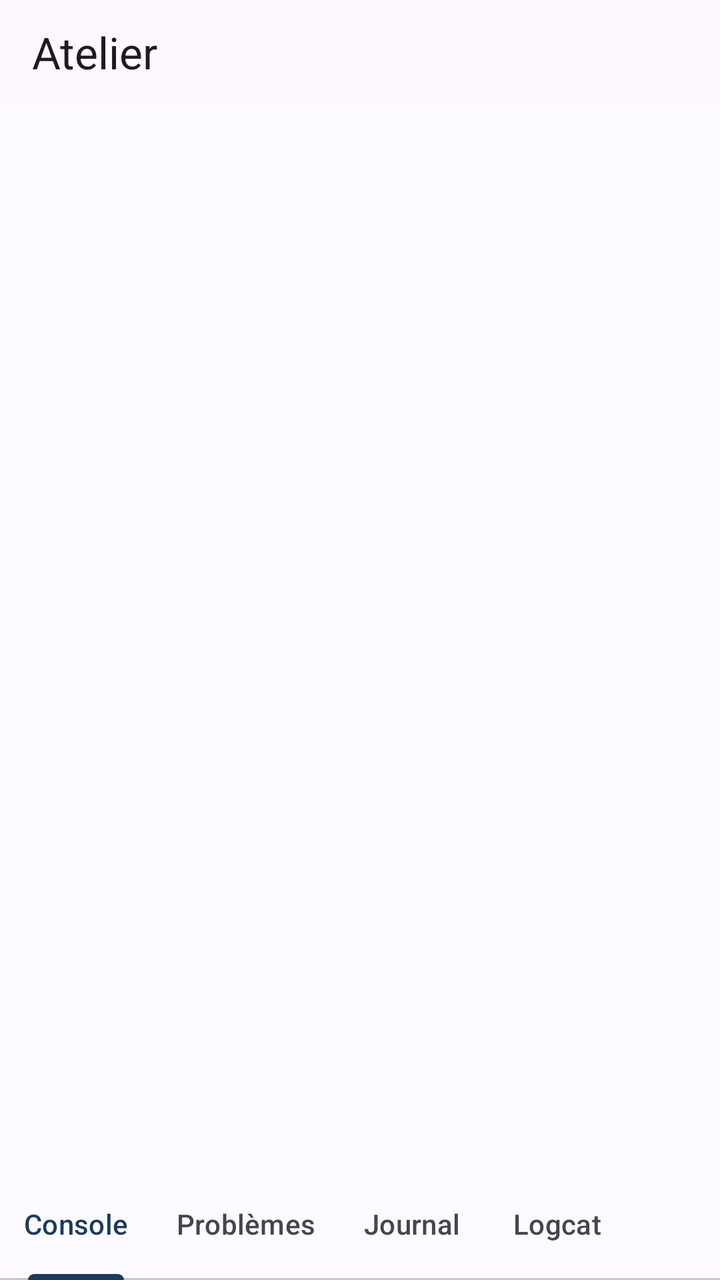
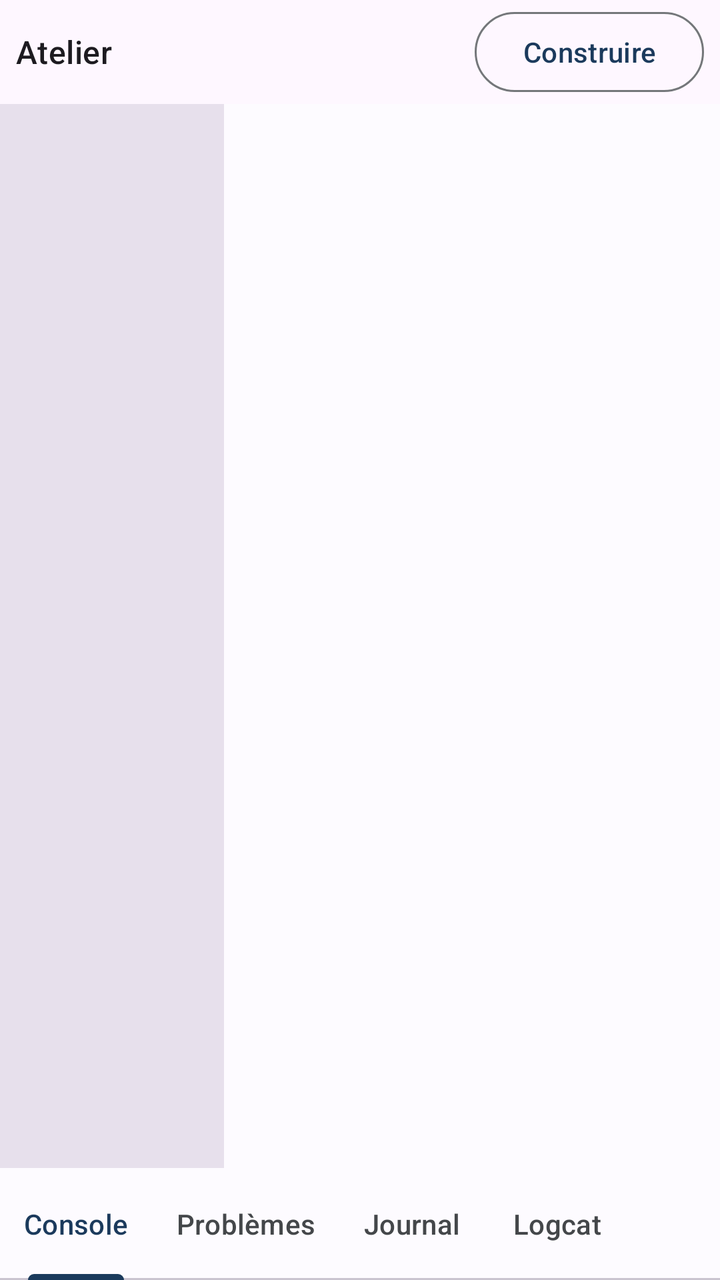

An Android layout rendered at two revisions. The XML below is the earlier revision; the diff shows what the commit changed to produce the second picture.
<!-- AndroidManifest.xml: application theme Theme.JoIDE -->
<!-- res/layout/workbench_fragment.xml -->
<?xml version="1.0" encoding="utf-8"?>
<androidx.coordinatorlayout.widget.CoordinatorLayout
    xmlns:android="http://schemas.android.com/apk/res/android"
    xmlns:app="http://schemas.android.com/apk/res-auto"
    android:layout_width="match_parent"
    android:layout_height="match_parent">

    <LinearLayout
        android:layout_width="match_parent"
        android:layout_height="match_parent"
        android:orientation="vertical">

        <com.google.android.material.appbar.MaterialToolbar
            android:id="@+id/workbench_toolbar"
            android:layout_width="match_parent"
            android:layout_height="52dp"
            app:title="@string/atelier_titre" />

        <FrameLayout
            android:id="@+id/editor_area"
            android:layout_width="match_parent"
            android:layout_height="0dp"
            android:layout_weight="1"
            android:background="?attr/colorSurface" />
    </LinearLayout>

    <com.google.android.material.bottomsheet.BottomSheetDragHandleView
        android:layout_width="wrap_content"
        android:layout_height="wrap_content"
        android:layout_gravity="bottom|center_horizontal" />

    
    <LinearLayout
        android:id="@+id/sections_sheet"
        android:layout_width="match_parent"
        android:layout_height="wrap_content"
        android:orientation="vertical"
        app:layout_behavior="com.google.android.material.bottomsheet.BottomSheetBehavior"
        app:behavior_peekHeight="56dp">

        <com.google.android.material.tabs.TabLayout
            android:id="@+id/sections_tabs"
            android:layout_width="match_parent"
            android:layout_height="56dp"
            app:tabMode="scrollable">

            <com.google.android.material.tabs.TabItem
                android:layout_width="wrap_content"
                android:layout_height="wrap_content"
                android:text="@string/section_console" />
            <com.google.android.material.tabs.TabItem
                android:layout_width="wrap_content"
                android:layout_height="wrap_content"
                android:text="@string/section_problemes" />
            <com.google.android.material.tabs.TabItem
                android:layout_width="wrap_content"
                android:layout_height="wrap_content"
                android:text="@string/section_journal" />
            <com.google.android.material.tabs.TabItem
                android:layout_width="wrap_content"
                android:layout_height="wrap_content"
                android:text="@string/section_logcat" />
        </com.google.android.material.tabs.TabLayout>
    </LinearLayout>
</androidx.coordinatorlayout.widget.CoordinatorLayout>
<!-- resources referenced by this layout -->
<resources>
  <string name="atelier_titre">Atelier</string>
  <string name="section_console">Console</string>
  <string name="section_journal">Journal</string>
  <string name="section_logcat">Logcat</string>
  <string name="section_problemes">Problèmes</string>
  <style name="Theme.JoIDE" parent="Theme.Material3.DayNight.NoActionBar">
          <item name="colorPrimary">@color/primaire</item>
          <item name="colorOnPrimary">@color/sur_primaire</item>
          <item name="colorPrimaryContainer">@color/conteneur_primaire</item>
          <item name="colorOnPrimaryContainer">@color/sur_conteneur_primaire</item>
          <item name="colorSecondary">@color/secondaire</item>
          <item name="colorSurface">@color/surface</item>
          <item name="colorOnSurface">@color/sur_surface</item>
          <item name="colorOnSurfaceVariant">@color/sur_surface_attenue</item>
          <item name="colorOutline">@color/contour</item>
          <item name="colorError">@color/erreur</item>
          <item name="colorTertiary">@color/tertiaire</item>
      </style>
  <color name="primaire">#1B3A5C</color>
  <color name="sur_primaire">#FDFBFF</color>
  <color name="conteneur_primaire">#D4E3FF</color>
  <color name="sur_conteneur_primaire">#002E4F</color>
  <color name="secondaire">#565E71</color>
  <color name="surface">#FDFBFF</color>
  <color name="sur_surface">#1A1C1A</color>
  <color name="sur_surface_attenue">#44474A</color>
  <color name="contour">#74777A</color>
  <color name="erreur">#BA1A1A</color>
  <color name="tertiaire">#3F6373</color>
</resources>

<!-- the commit's change to res/layout/workbench_fragment.xml (unified diff, before → after) -->
@@ -10,18 +10,51 @@
         android:layout_height="match_parent"
         android:orientation="vertical">
 
-        <com.google.android.material.appbar.MaterialToolbar
-            android:id="@+id/workbench_toolbar"
+        <LinearLayout
             android:layout_width="match_parent"
             android:layout_height="52dp"
-            app:title="@string/atelier_titre" />
+            android:orientation="horizontal"
+            android:gravity="center_vertical"
+            android:paddingHorizontal="8dp">
 
-        <FrameLayout
-            android:id="@+id/editor_area"
+            <TextView
+                android:layout_width="0dp"
+                android:layout_height="wrap_content"
+                android:layout_weight="1"
+                android:text="@string/atelier_titre"
+                android:textAppearance="?attr/textAppearanceTitleMedium" />
+
+            <Button
+                android:id="@+id/build_button"
+                style="?attr/materialButtonOutlinedStyle"
+                android:layout_width="wrap_content"
+                android:layout_height="wrap_content"
+                android:minWidth="0dp"
+                android:text="@string/atelier_construire" />
+        </LinearLayout>
+
+        <LinearLayout
             android:layout_width="match_parent"
             android:layout_height="0dp"
             android:layout_weight="1"
-            android:background="?attr/colorSurface" />
+            android:orientation="horizontal">
+
+            
+            <androidx.recyclerview.widget.RecyclerView
+                android:id="@+id/files_recycler"
+                android:layout_width="112dp"
+                android:layout_height="match_parent"
+                android:background="?attr/colorSurfaceVariant"
+                android:overScrollMode="ifContentScrolls" />
+
+            
+            <FrameLayout
+                android:id="@+id/editor_area"
+                android:layout_width="0dp"
+                android:layout_height="match_parent"
+                android:layout_weight="1"
+                android:background="?attr/colorSurface" />
+        </LinearLayout>
     </LinearLayout>
 
     <com.google.android.material.bottomsheet.BottomSheetDragHandleView
@@ -61,5 +94,50 @@
                 android:layout_height="wrap_content"
                 android:text="@string/section_logcat" />
         </com.google.android.material.tabs.TabLayout>
+
+        
+        <ScrollView
+            android:layout_width="match_parent"
+            android:layout_height="160dp">
+
+            <LinearLayout
+                android:layout_width="match_parent"
+                android:layout_height="wrap_content"
+                android:orientation="vertical"
+                android:paddingHorizontal="12dp"
+                android:paddingBottom="12dp">
+
+                <TextView
+                    android:id="@+id/console_output"
+                    android:layout_width="match_parent"
+                    android:layout_height="wrap_content"
+                    android:fontFamily="monospace"
+                    android:textAppearance="?attr/textAppearanceBodySmall"
+                    android:importantForAccessibility="no" />
+
+                <TextView
+                    android:id="@+id/problems_list"
+                    android:layout_width="match_parent"
+                    android:layout_height="wrap_content"
+                    android:visibility="gone"
+                    android:textAppearance="?attr/textAppearanceBodySmall" />
+
+                <TextView
+                    android:id="@+id/ide_journal"
+                    android:layout_width="match_parent"
+                    android:layout_height="wrap_content"
+                    android:visibility="gone"
+                    android:fontFamily="monospace"
+                    android:textAppearance="?attr/textAppearanceBodySmall" />
+
+                <TextView
+                    android:id="@+id/logcat_output"
+                    android:layout_width="match_parent"
+                    android:layout_height="wrap_content"
+                    android:visibility="gone"
+                    android:fontFamily="monospace"
+                    android:textAppearance="?attr/textAppearanceBodySmall" />
+            </LinearLayout>
+        </ScrollView>
     </LinearLayout>
 </androidx.coordinatorlayout.widget.CoordinatorLayout>
<!-- resource entries referenced after the edit -->
@@ -1,5 +1,6 @@
 <!-- resources referenced by this layout -->
 <resources>
+  <string name="atelier_construire">Construire</string>
   <string name="atelier_titre">Atelier</string>
   <string name="section_console">Console</string>
   <string name="section_journal">Journal</string>
